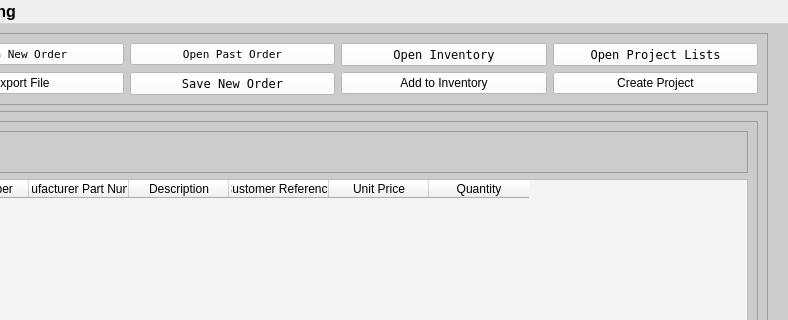
The window that Program_Files/gui_app.ui (Thomas1B/Electronics-Inventory-Program) describes before a commit, drawn with Qt 5; both pictures show x 112 to 900 and y 0 to 320 of the 900 by 886 pixel window.
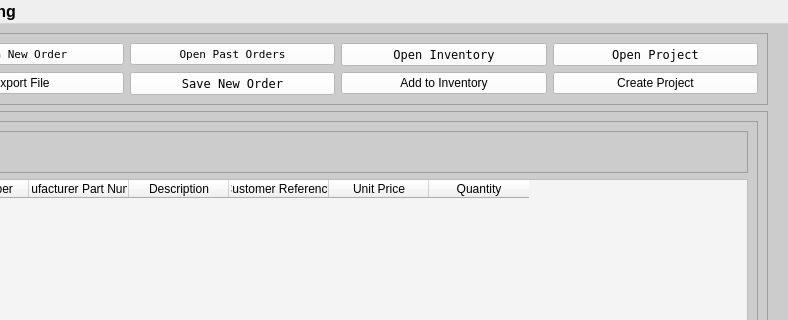
The same window after the commit.

Patch:
```diff
--- a/Program_Files/gui_app.ui
+++ b/Program_Files/gui_app.ui
@@ -83,7 +83,7 @@
           <string notr="true">background-color: rgb(255, 255, 255);</string>
          </property>
          <property name="text">
-          <string>Open Project Lists</string>
+          <string>Open Project</string>
          </property>
         </widget>
        </item>
@@ -182,7 +182,7 @@
           <string notr="true">background-color: rgb(255, 255, 255);</string>
          </property>
          <property name="text">
-          <string>Open Past Order</string>
+          <string>Open Past Orders</string>
          </property>
          <property name="default">
           <bool>false</bool>
```
